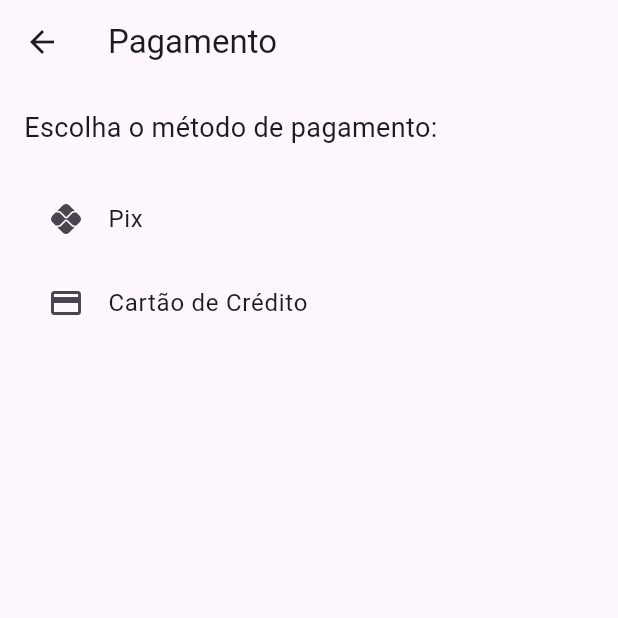
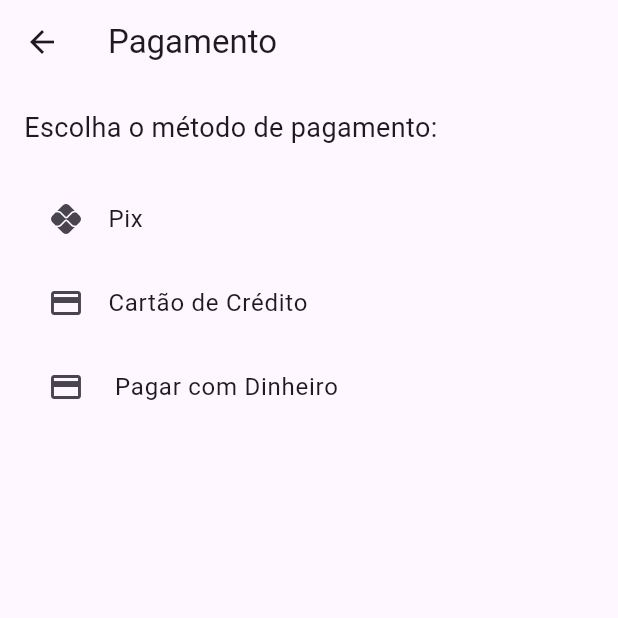
Before and after one commit to KellySousaSourcs/mais_gostoso, a Flutter app: the PagamentoScreen screen opened by its route, on a phone screen of 412 x 824 dp, the top half of it. Run offline on Flutter 3.47's test engine with Material 3 defaults, Android fonts, the phone set to English and light mode, and no system bars; our stand-ins replace flutter_secure_storage, image_picker, permission_handler, shared_preferences; accounts and stored records are empty.

Commit message:
feat: adicionar opção de pagamento em dinheiro na tela de pagamento

```diff
--- a/lib/screens/pagamento_screen.dart
+++ b/lib/screens/pagamento_screen.dart
@@ -32,6 +32,13 @@ class PagamentoScreen extends StatelessWidget {
                 Navigator.pushNamed(context, '/pagamento/cartao');
               },
             ),
+            ListTile(
+              leading: const Icon(Icons.credit_card),
+              title: const Text(' Pagar com Dinheiro'),
+              onTap: () {
+                Navigator.pushNamed(context, '/pagamento/dinheiro');
+              },
+            ),
           ],
         ),
       ),
```
